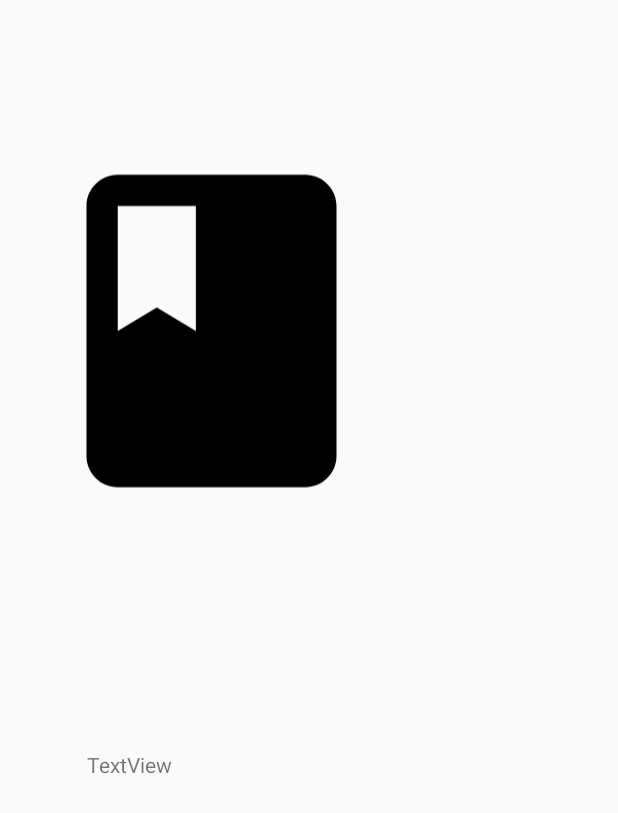
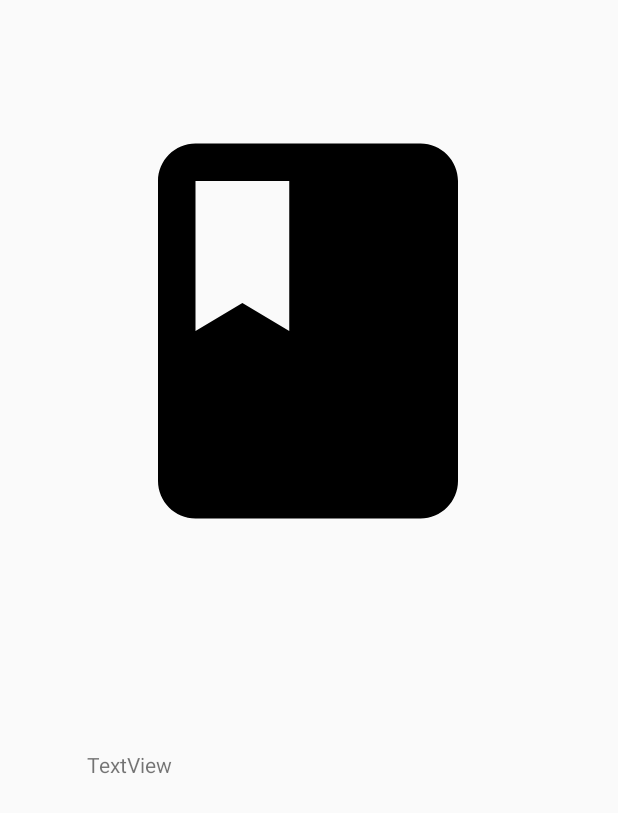
Before and after one commit to IvanYaremko/TopBooks, an Android app: the layout fragment_book_detail.xml on its own in the app's theme, with its tools: preview values and no code run, on a phone screen of 412 x 824 dp. Shown: the top 813 px of the screen. Run offline under Robolectric (Android 15) with nearby library versions, the phone set to English and light mode, and no system bars; network calls fail.

```diff
--- a/app/src/main/res/layout/fragment_book_detail.xml
+++ b/app/src/main/res/layout/fragment_book_detail.xml
@@ -2,18 +2,19 @@
 <androidx.constraintlayout.widget.ConstraintLayout xmlns:android="http://schemas.android.com/apk/res/android"
     xmlns:app="http://schemas.android.com/apk/res-auto"
     xmlns:tools="http://schemas.android.com/tools"
+    android:id="@+id/detailLayout"
     android:layout_width="match_parent"
     android:layout_height="match_parent"
     tools:context=".view.books.BookDetailFragment">
 
     <ImageView
         android:id="@+id/detailImage"
-        android:layout_width="250dp"
+        android:layout_width="300dp"
         android:layout_height="400dp"
         android:src="@drawable/ic_book"
         app:layout_constraintBottom_toBottomOf="parent"
         app:layout_constraintEnd_toEndOf="parent"
-        app:layout_constraintHorizontal_bias="0.099"
+        app:layout_constraintHorizontal_bias="0.496"
         app:layout_constraintStart_toStartOf="parent"
         app:layout_constraintTop_toTopOf="parent"
         app:layout_constraintVertical_bias="0.048" />
```
Also changed, not shown: app/src/main/java/com/yaremko/topbooks/view/books/BookDetailFragment.kt (+29 -0 lines).
